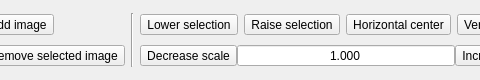
Above: app/ui/button_bar.ui from Guiguiprim/SvgCompositor before the change; both pictures show x 397 to 877 and y 0 to 80 of the 1151 by 80 pixel window. Below: the same form after it.
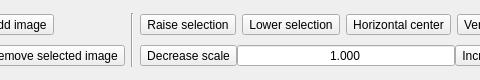
That is the form after the change. Icons and pictures are not drawn.

Commit message: ButtonBar: Fix button naming

Diff of the .ui file:
```diff
--- a/app/ui/button_bar.ui
+++ b/app/ui/button_bar.ui
@@ -52,7 +52,7 @@
         <string>Lower selection</string>
        </property>
        <property name="text">
-        <string>Lower selection</string>
+        <string>Raise selection</string>
        </property>
        <property name="icon">
         <iconset resource="../res/media.qrc">
@@ -82,7 +82,7 @@
         <string>Raise selection</string>
        </property>
        <property name="text">
-        <string>Raise selection</string>
+        <string>Lower selection</string>
        </property>
        <property name="icon">
         <iconset resource="../res/media.qrc">
```
